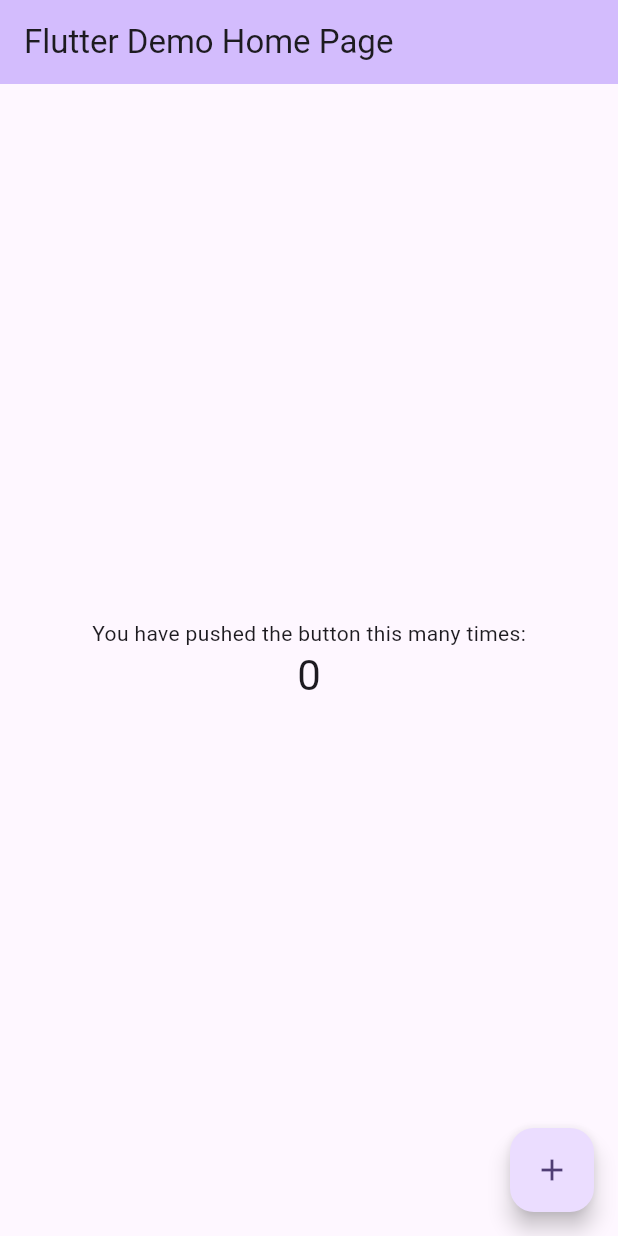
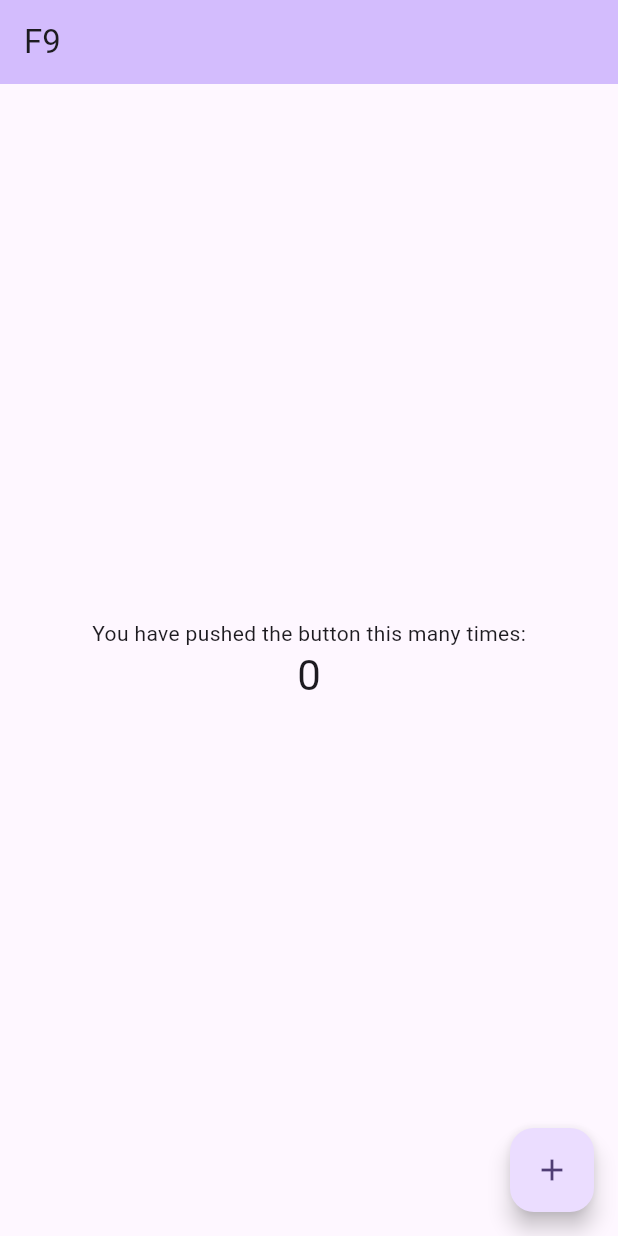
Before and after one commit to refenge/ref, a Flutter app: the screen it shows after launch, on a phone screen of 412 x 824 dp. Run offline on Flutter 3.47's test engine with Material 3 defaults, Android fonts, the phone set to English and light mode, and no system bars.

Commit message:
first commit

```diff
--- a/lib/main.dart
+++ b/lib/main.dart
@@ -14,7 +14,7 @@ class MyApp extends StatelessWidget {
       theme: ThemeData(
         colorScheme: ColorScheme.fromSeed(seedColor: Colors.deepPurple),
       ),
-      home: const MyHomePage(title: 'Flutter Demo Home Page'),
+      home: const MyHomePage(title: 'F9'),
     );
   }
 }
```
